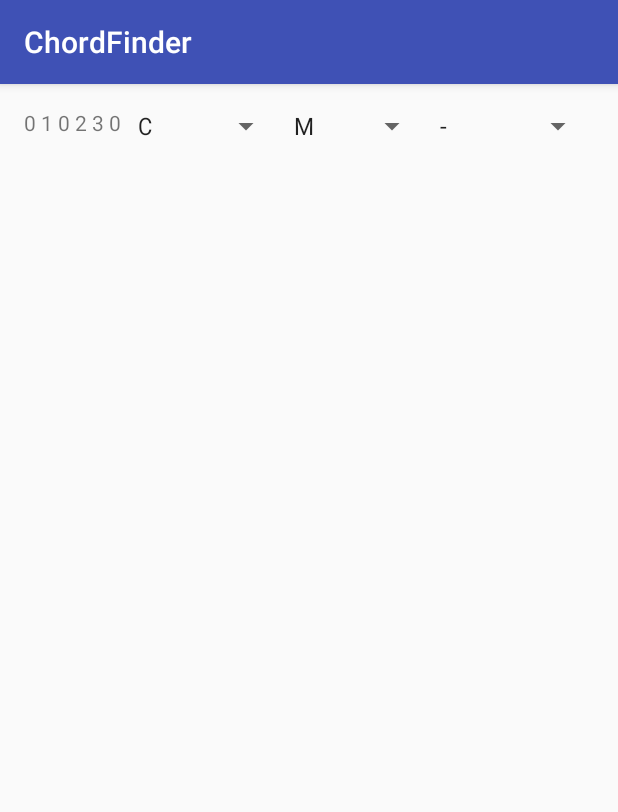
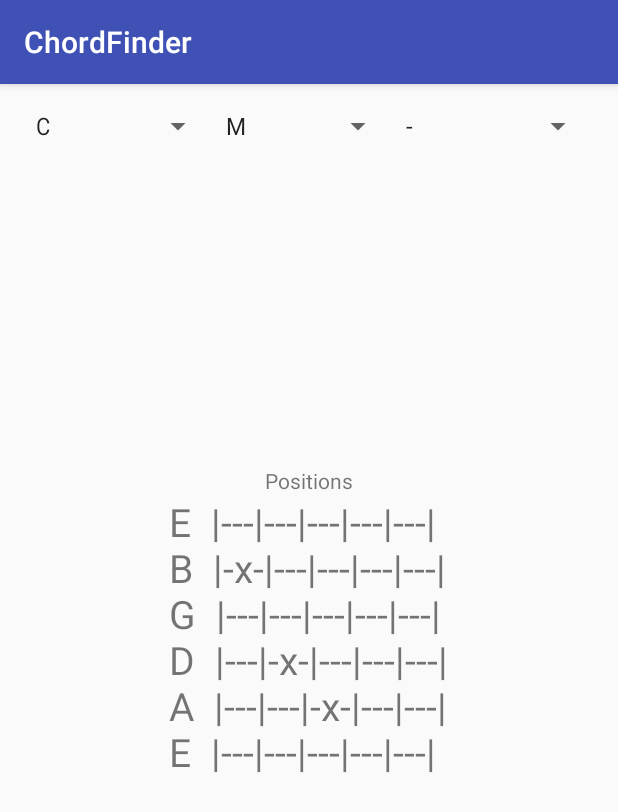
Before and after one commit to salegre/Chordcaptor, an Android app: the screen it shows after launch (ChordResults), after a tap on "GET CHORDS!", on a phone screen of 412 x 824 dp. Shown: the top 812 px of the screen. Run offline under Robolectric (Android 15) with nearby library versions, the phone set to English and light mode, and no system bars; our stand-ins replace ButterKnife.

Commit message:
Added ASCII positions

```diff
--- a/app/src/main/java/com/sebastian/chordfinder/ChordResults.java
+++ b/app/src/main/java/com/sebastian/chordfinder/ChordResults.java
@@ -15,8 +15,8 @@ public class ChordResults extends AppCompatActivity {
     @Bind(R.id.spinnerNote) Spinner noteSpinner;
     @Bind(R.id.spinnerQuality) Spinner qualitySpinner;
     @Bind(R.id.spinnerSeventh) Spinner seventhSpinner;
-    @Bind(R.id.textViewChords)
-    TextView chordsDisplay;
+    @Bind(R.id.resultsTextView)
+    TextView resultsTextView;
 
     Tuning config;
 
@@ -50,7 +50,7 @@ public class ChordResults extends AppCompatActivity {
     }
 
     public void displayChord(){
-        chordsDisplay.setText(config.showChord(noteSpinner.getSelectedItemPosition(), qualitySpinner.getSelectedItemPosition(), seventhSpinner.getSelectedItemPosition()));
+        resultsTextView.setText(config.showChord(noteSpinner.getSelectedItemPosition(), qualitySpinner.getSelectedItemPosition(), seventhSpinner.getSelectedItemPosition()));
     }
 
     @OnItemSelected(R.id.spinnerNote)
--- a/app/src/main/java/com/sebastian/chordfinder/Tuning.java
+++ b/app/src/main/java/com/sebastian/chordfinder/Tuning.java
@@ -39,11 +39,52 @@ public class Tuning {
         String[] positions = getPositions(chord);
 
         String p = "";
-        for(int i = 0; i < positions.length; i++) {
-            p = p + positions[i] + " ";
+        for(int i = 0; i < tuning.length; i++) {
+            for(int j = 0; j < 6; j++) {
+                if(j == 0) {
+                    p = p + toNote(tuning[i]) + " |";
+                } else if ((j + "").equals(positions[i])) {
+                    p = p + "-x-|";
+                } else {
+                    p = p + "---|";
+                }
+                if(j == 5) {
+                    p = p + "\n";
+                }
+            }
         }
 
         return p;
     }
 
+    public String toNote(int t) {
+        if(t == 0) {
+            return "C ";
+        } else if (t == 1) {
+            return "C#";
+        } else if (t == 2) {
+            return "D ";
+        } else if (t == 3) {
+            return "D#";
+        } else if (t == 4) {
+            return "E ";
+        } else if (t == 5) {
+            return "F ";
+        } else if (t == 6) {
+            return "F#";
+        } else if (t == 7) {
+            return "G ";
+        } else if (t == 8) {
+            return "G#";
+        } else if (t == 9) {
+            return "A ";
+        } else if (t == 10) {
+            return "A#";
+        } else if (t == 11) {
+            return "B ";
+        } else {
+            return "XX";
+        }
+    }
+
 }
--- a/app/src/main/res/layout/activity_chord_results.xml
+++ b/app/src/main/res/layout/activity_chord_results.xml
@@ -15,7 +15,7 @@
         android:layout_width="match_parent"
         android:layout_height="wrap_content"
         android:layout_alignParentTop="true"
-        android:layout_toEndOf="@+id/textViewChords">
+        android:id="@+id/linearLayout">
 
         <Spinner
             android:layout_width="wrap_content"
@@ -39,9 +39,18 @@
     <TextView
         android:layout_width="wrap_content"
         android:layout_height="wrap_content"
-        android:id="@+id/textViewChords"
-        android:layout_alignParentStart="true"
-        android:editable="false"
-        android:elegantTextHeight="true"/>
+        android:text="Positions"
+        android:id="@+id/textView2"
+        android:layout_above="@+id/resultsTextView"
+        android:layout_centerHorizontal="true"/>
+
+    <TextView
+        android:layout_width="wrap_content"
+        android:layout_height="wrap_content"
+        android:text="New Text"
+        android:id="@+id/resultsTextView"
+        android:layout_centerVertical="true"
+        android:layout_centerHorizontal="true"
+        android:textSize="26dp"/>
 
 </RelativeLayout>
```
